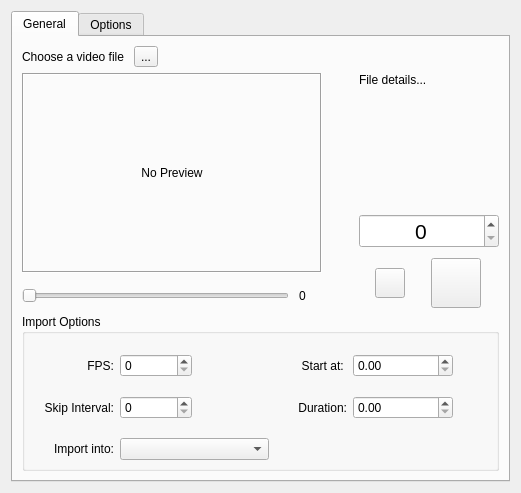
KDE/krita, file libs/ui/animation/VideoImportDialog.ui: the form before one commit.
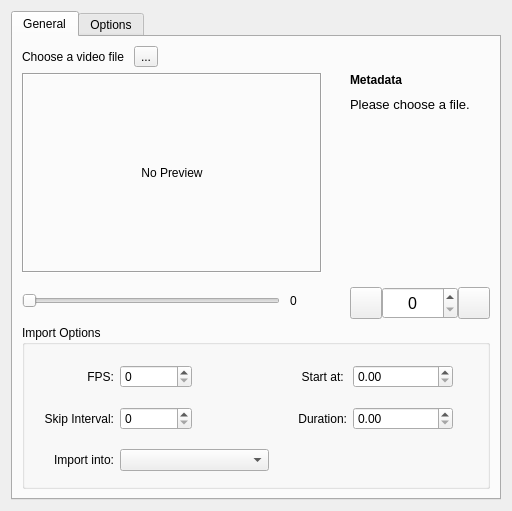
The form after the commit.

Commit message: Video Import UI: Made metadata section a bit cleaner.

What changed in the file:
```diff
--- a/libs/ui/animation/VideoImportDialog.ui
+++ b/libs/ui/animation/VideoImportDialog.ui
@@ -10,8 +10,8 @@
    <rect>
     <x>0</x>
     <y>0</y>
-    <width>521</width>
-    <height>493</height>
+    <width>512</width>
+    <height>511</height>
    </rect>
   </property>
   <property name="sizePolicy">
@@ -157,6 +157,22 @@
            </item>
            <item>
             <layout class="QVBoxLayout" name="verticalLayout_3">
+             <item>
+              <widget class="QLabel" name="label">
+               <property name="font">
+                <font>
+                 <weight>75</weight>
+                 <bold>true</bold>
+                </font>
+               </property>
+               <property name="text">
+                <string>Metadata</string>
+               </property>
+               <property name="margin">
+                <number>0</number>
+               </property>
+              </widget>
+             </item>
              <item>
               <widget class="QLabel" name="fileLoadedDetails">
                <property name="sizePolicy">
@@ -179,11 +195,12 @@
                </property>
                <property name="font">
                 <font>
+                 <pointsize>10</pointsize>
                  <kerning>true</kerning>
                 </font>
                </property>
                <property name="text">
-                <string>File details...</string>
+                <string>Please choose a file.</string>
                </property>
                <property name="alignment">
                 <set>Qt::AlignLeading|Qt::AlignLeft|Qt::AlignTop</set>
@@ -192,7 +209,7 @@
                 <bool>true</bool>
                </property>
                <property name="margin">
-                <number>3</number>
+                <number>8</number>
                </property>
               </widget>
              </item>
@@ -209,35 +226,29 @@
                </property>
               </spacer>
              </item>
-             <item>
-              <widget class="QSpinBox" name="currentFrameNumberInput">
-               <property name="font">
-                <font>
-                 <pointsize>16</pointsize>
-                </font>
-               </property>
-               <property name="alignment">
-                <set>Qt::AlignCenter</set>
-               </property>
-               <property name="maximum">
-                <number>99999</number>
-               </property>
-              </widget>
-             </item>
              <item>
               <layout class="QHBoxLayout" name="horizontalLayout_5">
+               <property name="spacing">
+                <number>0</number>
+               </property>
                <item>
                 <widget class="QPushButton" name="prevFrameButton">
+                 <property name="sizePolicy">
+                  <sizepolicy hsizetype="Fixed" vsizetype="Fixed">
+                   <horstretch>0</horstretch>
+                   <verstretch>0</verstretch>
+                  </sizepolicy>
+                 </property>
                  <property name="minimumSize">
                   <size>
-                   <width>30</width>
-                   <height>30</height>
+                   <width>32</width>
+                   <height>32</height>
                   </size>
                  </property>
                  <property name="maximumSize">
                   <size>
-                   <width>30</width>
-                   <height>30</height>
+                   <width>32</width>
+                   <height>32</height>
                   </size>
                  </property>
                  <property name="text">
@@ -245,18 +256,45 @@
                  </property>
                 </widget>
                </item>
+               <item>
+                <widget class="QSpinBox" name="currentFrameNumberInput">
+                 <property name="maximumSize">
+                  <size>
+                   <width>96</width>
+                   <height>32</height>
+                  </size>
+                 </property>
+                 <property name="font">
+                  <font>
+                   <pointsize>12</pointsize>
+                  </font>
+                 </property>
+                 <property name="alignment">
+                  <set>Qt::AlignCenter</set>
+                 </property>
+                 <property name="maximum">
+                  <number>99999</number>
+                 </property>
+                </widget>
+               </item>
                <item>
                 <widget class="QPushButton" name="nextFrameButton">
+                 <property name="sizePolicy">
+                  <sizepolicy hsizetype="Fixed" vsizetype="Fixed">
+                   <horstretch>0</horstretch>
+                   <verstretch>0</verstretch>
+                  </sizepolicy>
+                 </property>
                  <property name="minimumSize">
                   <size>
-                   <width>50</width>
-                   <height>50</height>
+                   <width>32</width>
+                   <height>32</height>
                   </size>
                  </property>
                  <property name="maximumSize">
                   <size>
-                   <width>49</width>
-                   <height>49</height>
+                   <width>32</width>
+                   <height>32</height>
                   </size>
                  </property>
                  <property name="text">
```
Left out of the diff: 6 changed lines with no effect on the pictures.
